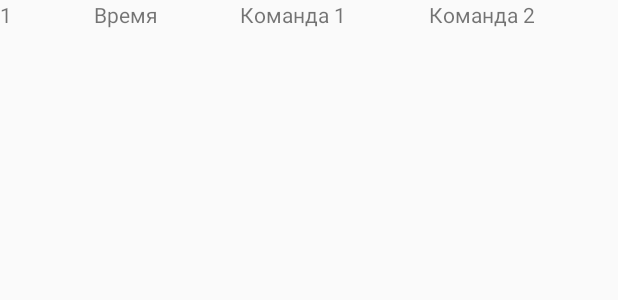
After one commit to denn02/volleyball-1, an Android app: the layout round_item_layout.xml on its own in the app's theme, with its tools: preview values and no code run, on a phone screen of 412 x 824 dp. The commit adds this screen. Shown: the top 300 px of the screen. Run offline under Robolectric (Android 15) with nearby library versions, the phone set to English and light mode, and no system bars.

Commit message:
first step

```diff
--- /dev/null
+++ b/app/src/main/res/layout/round_item_layout.xml
@@ -0,0 +1,34 @@
+<?xml version="1.0" encoding="utf-8"?>
+<LinearLayout xmlns:android="http://schemas.android.com/apk/res/android"
+    android:layout_width="match_parent"
+    android:layout_height="50dp"
+    android:orientation="horizontal">
+
+    <TextView
+        android:id="@+id/round_n"
+        android:layout_width="wrap_content"
+        android:layout_height="match_parent"
+        android:layout_weight="1"
+        android:text="1" />
+
+    <TextView
+        android:id="@+id/round_time"
+        android:layout_width="wrap_content"
+        android:layout_height="match_parent"
+        android:layout_weight="1"
+        android:text="Время" />
+
+    <TextView
+        android:id="@+id/round_team1"
+        android:layout_width="wrap_content"
+        android:layout_height="match_parent"
+        android:layout_weight="1"
+        android:text="Команда 1" />
+
+    <TextView
+        android:id="@+id/round_team2"
+        android:layout_width="wrap_content"
+        android:layout_height="match_parent"
+        android:layout_weight="1"
+        android:text="Команда 2" />
+</LinearLayout>
```
Also changed, not shown: app/src/main/java/com/example/volleyball/AdapterRound.java (added, +59 -0 lines), app/src/main/java/com/example/volleyball/ResultGameFragment.java (+27 -1 lines), app/src/main/java/com/example/volleyball/ResultGamesFragment.java (+16 -2 lines), app/src/main/java/com/example/volleyball/Round.java (added, +15 -0 lines), app/src/main/res/layout/fragment_result_game.xml (+3 -5 lines).
